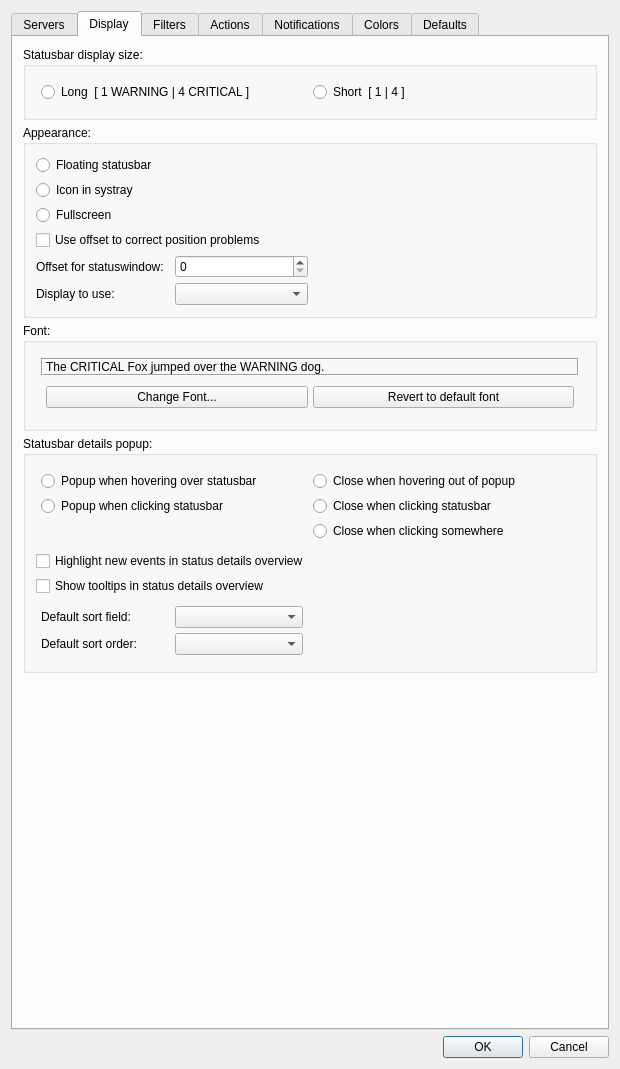
First picture: the form in Nagstamon/QUI/settings_main.ui, repository HenriWahl/Nagstamon, before the edit.
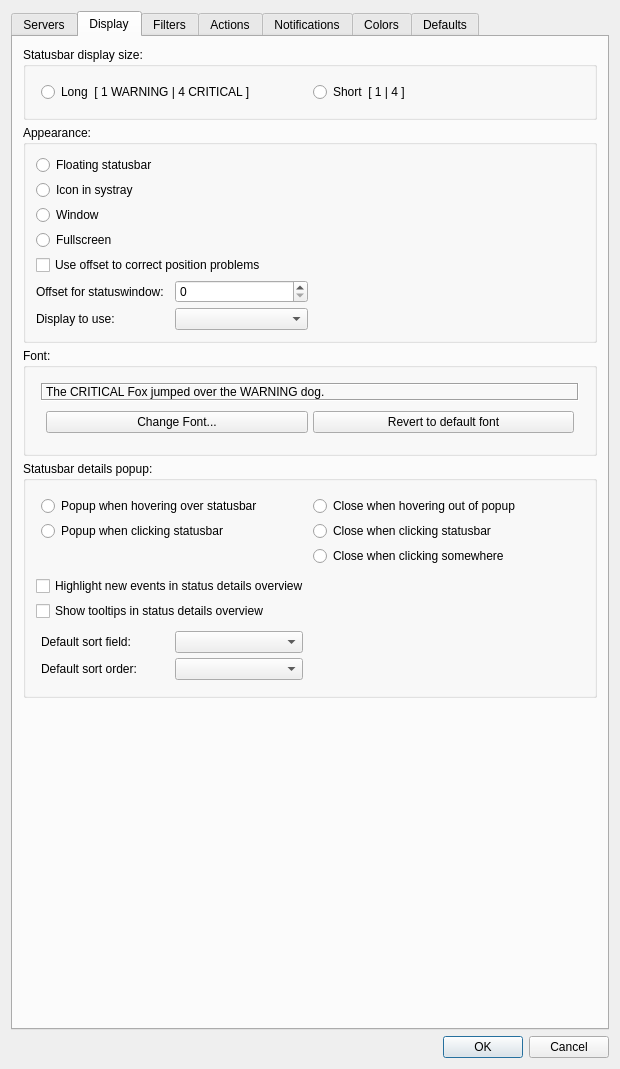
Second picture: the form after the edit.

Commit message: finetuning for windowed mode

The edit to the form file:
```diff
--- a/Nagstamon/QUI/settings_main.ui
+++ b/Nagstamon/QUI/settings_main.ui
@@ -579,20 +579,6 @@
           <property name="spacing">
            <number>5</number>
           </property>
-          <item row="5" column="0" colspan="2">
-           <widget class="QCheckBox" name="input_checkbox_systray_offset_use">
-            <property name="text">
-             <string>Use offset to correct position problems</string>
-            </property>
-           </widget>
-          </item>
-          <item row="0" column="0">
-           <widget class="QRadioButton" name="input_radiobutton_statusbar_floating">
-            <property name="text">
-             <string>Floating statusbar</string>
-            </property>
-           </widget>
-          </item>
           <item row="1" column="0">
            <widget class="QRadioButton" name="input_radiobutton_icon_in_systray">
             <property name="text">
@@ -600,14 +586,14 @@
             </property>
            </widget>
           </item>
-          <item row="4" column="0">
-           <widget class="QRadioButton" name="input_radiobutton_fullscreen">
+          <item row="7" column="0" colspan="2">
+           <widget class="QCheckBox" name="input_checkbox_systray_offset_use">
             <property name="text">
-             <string>Fullscreen</string>
+             <string>Use offset to correct position problems</string>
             </property>
            </widget>
           </item>
-          <item row="10" column="0">
+          <item row="12" column="0">
            <layout class="QGridLayout" name="gridLayout_20">
             <item row="1" column="0">
              <widget class="QLabel" name="label_fullscreen_display">
@@ -631,6 +617,27 @@
             </item>
            </layout>
           </item>
+          <item row="5" column="0">
+           <widget class="QRadioButton" name="input_radiobutton_fullscreen">
+            <property name="text">
+             <string>Fullscreen</string>
+            </property>
+           </widget>
+          </item>
+          <item row="0" column="0">
+           <widget class="QRadioButton" name="input_radiobutton_statusbar_floating">
+            <property name="text">
+             <string>Floating statusbar</string>
+            </property>
+           </widget>
+          </item>
+          <item row="4" column="0">
+           <widget class="QRadioButton" name="input_radiobutton_windowed">
+            <property name="text">
+             <string>Window</string>
+            </property>
+           </widget>
+          </item>
          </layout>
         </widget>
        </item>
```
The commit also changes 3 other files.
